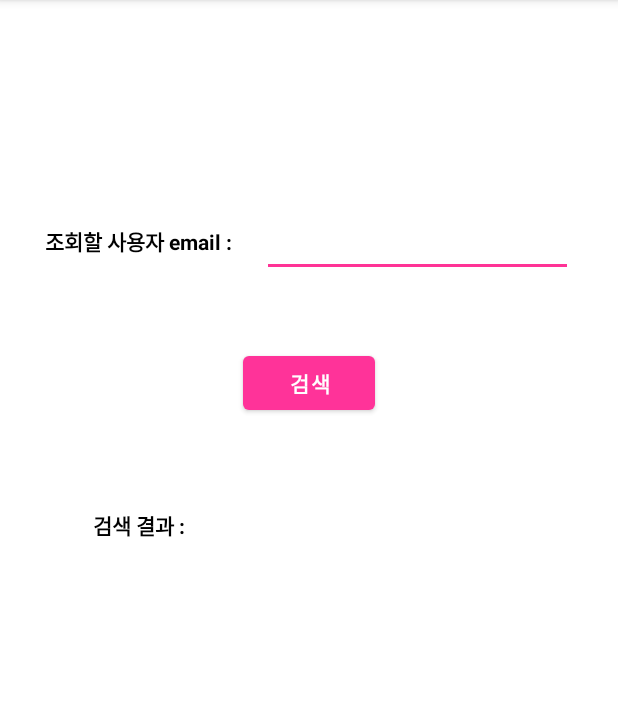
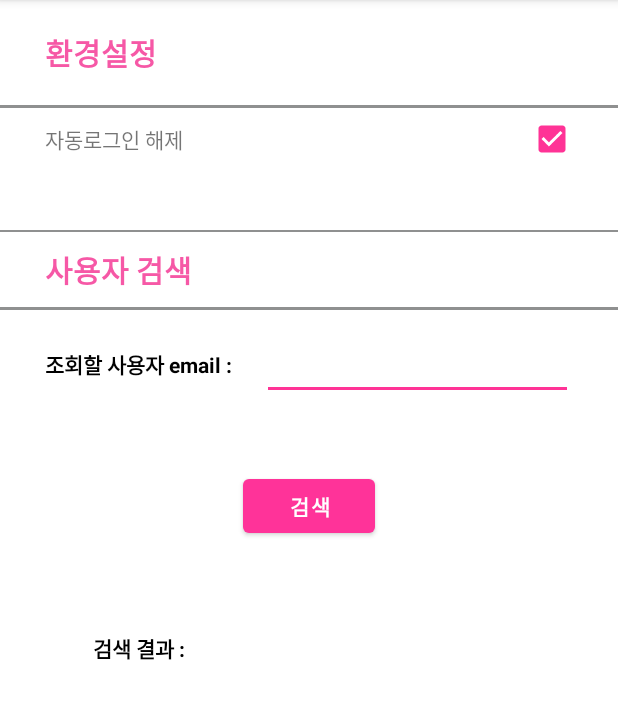
Before and after one commit to 29th-WE-SOPT-Android-Part/Android-Yurim, an Android app: the FindUserActivity screen opened directly, with no data from a screen before it, on a phone screen of 412 x 824 dp, the part 84-803 px from its top. Run offline under Robolectric (Android 15) with nearby library versions, the phone set to English and light mode, and no system bars.

Commit message:
[Feat]Lv1 자동로그인/자동로그인 해제 구현

```diff
--- a/app/src/main/java/kr/co/softcampus/sopt_assignment1/Activity/FindUserActivity.kt
+++ b/app/src/main/java/kr/co/softcampus/sopt_assignment1/Activity/FindUserActivity.kt
@@ -5,6 +5,7 @@ import android.util.Log
 import android.widget.Toast
 import androidx.appcompat.app.AppCompatActivity
 import kr.co.softcampus.sopt_assignment1.Data.ResponseGetUserByEmailData
+import kr.co.softcampus.sopt_assignment1.Data.SharedPreferences
 import kr.co.softcampus.sopt_assignment1.R
 import kr.co.softcampus.sopt_assignment1.ServiceCreator
 import kr.co.softcampus.sopt_assignment1.databinding.ActivityFindUserBinding
@@ -20,9 +21,24 @@ class FindUserActivity : AppCompatActivity() {
         super.onCreate(savedInstanceState)
         binding = ActivityFindUserBinding.inflate(layoutInflater)
 
+        initcheckbox()
+        checkboxClickEvent()
         SearchButton()
 
         setContentView(binding.root)
+    }
+
+    private fun initcheckbox() {
+        if (SharedPreferences.getAutoLogin(this)) {
+            binding.checkbox.isChecked = false
+        } else binding.checkbox.isChecked = true
+    }
+
+    private fun checkboxClickEvent() {
+        binding.checkbox.setOnClickListener {
+            Toast.makeText(this, "자동 로그인 해제", Toast.LENGTH_SHORT).show()
+            SharedPreferences.removeAutoLogin(this)
+        }
     }
 
     private fun SearchButton() {
--- /dev/null
+++ b/app/src/main/java/kr/co/softcampus/sopt_assignment1/Data/SharedPreferences.kt
@@ -0,0 +1,34 @@
+package kr.co.softcampus.sopt_assignment1.Data
+
+import android.content.Context
+
+object SharedPreferences {
+    private const val STORAGE_KEY = "USER_AUTH"
+    private const val AUTO_LOGIN = "AUTO_LOGIN"
+
+    fun getAutoLogin(context: Context): Boolean {
+        val preferences = context.getSharedPreferences(STORAGE_KEY, Context.MODE_PRIVATE)
+        return preferences.getBoolean(AUTO_LOGIN, false)
+    }
+
+    fun setAutoLogin(context: Context, value: Boolean) {
+        val preferences = context.getSharedPreferences(STORAGE_KEY, Context.MODE_PRIVATE)
+        preferences.edit()
+            .putBoolean(AUTO_LOGIN, value)
+            .apply()
+    }
+
+    fun removeAutoLogin(context: Context){
+        val preferences = context.getSharedPreferences(STORAGE_KEY, Context.MODE_PRIVATE)
+        preferences.edit()
+            .remove(AUTO_LOGIN)
+            .apply()
+    }
+
+    fun clearStorage(context: Context) {
+        val preferences = context.getSharedPreferences(STORAGE_KEY, Context.MODE_PRIVATE)
+        preferences.edit()
+            .clear()
+            .apply()
+    }
+}
--- /dev/null
+++ b/app/src/main/res/drawable/selector_check.xml
@@ -0,0 +1,5 @@
+<?xml version="1.0" encoding="utf-8"?>
+<selector xmlns:android="http://schemas.android.com/apk/res/android">
+    <item android:drawable="@drawable/tv_rectangle_pink" android:state_selected="false"/>
+    <item android:drawable="@drawable/btn_rectangle" android:state_selected="true"/>
+</selector>
--- a/app/src/main/res/layout/activity_find_user.xml
+++ b/app/src/main/res/layout/activity_find_user.xml
@@ -8,16 +8,91 @@
 
 
     <TextView
-        android:id="@+id/textView3"
+        android:id="@+id/setting"
         android:layout_width="wrap_content"
         android:layout_height="wrap_content"
         android:layout_marginStart="30dp"
-        android:layout_marginTop="150dp"
+        android:layout_marginTop="20dp"
+        android:text="환경설정"
+        android:textColor="@color/main_pinkpower"
+        android:textSize="20sp"
+        android:textStyle="bold"
+        app:layout_constraintStart_toStartOf="parent"
+        app:layout_constraintTop_toTopOf="parent" />
+
+    <View
+        android:id="@+id/line"
+        android:layout_width="0dp"
+        android:layout_height="2dp"
+        android:layout_marginTop="20dp"
+        android:background="@color/gray"
+        app:layout_constraintEnd_toEndOf="parent"
+        app:layout_constraintStart_toStartOf="parent"
+        app:layout_constraintTop_toBottomOf="@+id/setting" />
+
+    <TextView
+        android:id="@+id/autologin_cancel"
+        android:layout_width="wrap_content"
+        android:layout_height="wrap_content"
+        android:layout_marginStart="30dp"
+        android:layout_marginTop="10dp"
+        android:text="자동로그인 해제"
+        app:layout_constraintStart_toStartOf="parent"
+        app:layout_constraintTop_toBottomOf="@+id/line" />
+
+    <CheckBox
+        android:id="@+id/checkbox"
+        android:layout_width="wrap_content"
+        android:layout_height="wrap_content"
+        android:layout_marginEnd="20dp"
+        app:layout_constraintBottom_toBottomOf="@+id/autologin_cancel"
+        app:layout_constraintEnd_toEndOf="parent"
+        app:layout_constraintTop_toTopOf="@+id/autologin_cancel" />
+
+    <View
+        android:id="@+id/line2"
+        android:layout_width="0dp"
+        android:layout_height="1dp"
+        android:layout_marginTop="50dp"
+        android:background="@color/gray"
+        app:layout_constraintEnd_toEndOf="parent"
+        app:layout_constraintStart_toStartOf="parent"
+        app:layout_constraintTop_toBottomOf="@+id/autologin_cancel" />
+
+    <TextView
+        android:id="@+id/search_user"
+        android:layout_width="wrap_content"
+        android:layout_height="wrap_content"
+        android:layout_marginTop="10dp"
+        android:text="사용자 검색"
+        android:textColor="@color/main_pinkpower"
+        android:textSize="20sp"
+        android:textStyle="bold"
+        app:layout_constraintStart_toStartOf="@+id/autologin_cancel"
+        app:layout_constraintTop_toBottomOf="@+id/line2" />
+
+
+    <View
+        android:id="@+id/line3"
+        android:layout_width="0dp"
+        android:layout_height="2dp"
+        android:layout_marginTop="10dp"
+        android:background="@color/gray"
+        app:layout_constraintEnd_toEndOf="parent"
+        app:layout_constraintStart_toStartOf="parent"
+        app:layout_constraintTop_toBottomOf="@+id/search_user" />
+
+    <TextView
+        android:id="@+id/email"
+        android:layout_width="wrap_content"
+        android:layout_height="wrap_content"
+        android:layout_marginStart="30dp"
+        android:layout_marginTop="25dp"
         android:fontFamily="@font/noto_sans_kr_bold"
         android:text="조회할 사용자 email :"
         android:textColor="@color/black"
         app:layout_constraintStart_toStartOf="parent"
-        app:layout_constraintTop_toTopOf="parent" />
+        app:layout_constraintTop_toBottomOf="@+id/line3" />
 
     <EditText
         android:id="@+id/et_useremail"
@@ -28,10 +103,10 @@
         android:ems="10"
         android:inputType="textEmailAddress"
         android:minHeight="48dp"
-        app:layout_constraintBottom_toBottomOf="@+id/textView3"
+        app:layout_constraintBottom_toBottomOf="@+id/email"
         app:layout_constraintEnd_toEndOf="parent"
-        app:layout_constraintStart_toEndOf="@+id/textView3"
-        app:layout_constraintTop_toTopOf="@+id/textView3"
+        app:layout_constraintStart_toEndOf="@+id/email"
+        app:layout_constraintTop_toTopOf="@+id/email"
         tools:ignore="SpeakableTextPresentCheck" />
 
     <Button
@@ -43,17 +118,17 @@
         android:text="검색"
         app:layout_constraintEnd_toEndOf="parent"
         app:layout_constraintStart_toStartOf="parent"
-        app:layout_constraintTop_toBottomOf="@+id/textView3" />
+        app:layout_constraintTop_toBottomOf="@+id/email" />
 
     <TextView
-        android:id="@+id/textView4"
+        android:id="@+id/result"
         android:layout_width="wrap_content"
         android:layout_height="wrap_content"
         android:fontFamily="@font/noto_sans_kr_bold"
         android:text="검색 결과 :"
         android:textColor="@color/black"
-        app:layout_constraintEnd_toEndOf="@+id/textView3"
-        app:layout_constraintStart_toStartOf="@+id/textView3"
+        app:layout_constraintEnd_toEndOf="@+id/email"
+        app:layout_constraintStart_toStartOf="@+id/email"
         app:layout_constraintTop_toTopOf="@+id/tv_result" />
 
     <TextView
@@ -65,4 +140,5 @@
         android:textColor="@color/black"
         app:layout_constraintStart_toStartOf="@+id/et_useremail"
         app:layout_constraintTop_toBottomOf="@+id/btn_search" />
+
 </androidx.constraintlayout.widget.ConstraintLayout>
--- a/app/src/main/res/layout/activity_on_boarding.xml
+++ b/app/src/main/res/layout/activity_on_boarding.xml
@@ -21,6 +21,9 @@
             android:layout_height="wrap_content"
             android:layout_marginTop="20dp"
             android:text="온보딩"
+            android:textColor="@color/black"
+            android:textSize="20sp"
+            android:textStyle="bold"
             app:layout_constraintEnd_toEndOf="parent"
             app:layout_constraintStart_toStartOf="parent"
             app:layout_constraintTop_toTopOf="parent" />
--- a/app/src/main/res/layout/fragment_onboarding2.xml
+++ b/app/src/main/res/layout/fragment_onboarding2.xml
@@ -7,7 +7,6 @@
     android:layout_height="match_parent"
     tools:context="Fragment.Onboarding2Fragment">
 
-    <!-- TODO: Update blank fragment layout -->
     <TextView
         android:id="@+id/tv_text3"
         android:layout_width="wrap_content"
--- a/app/src/main/res/values/strings.xml
+++ b/app/src/main/res/values/strings.xml
@@ -29,7 +29,5 @@
     <!--camera-->
     <string name="add_pic">사진을 첨부해주세요</string>
     <string name="attach">첨부하기</string>
-    <!-- TODO: Remove or change this placeholder text -->
-    <string name="hello_blank_fragment">Hello blank fragment</string>
 
 </resources>
```
Also changed, not shown: app/src/main/java/kr/co/softcampus/sopt_assignment1/Activity/SignInActivity.kt (+18 -0 lines), app/src/main/res/layout/activity_sign_in.xml (+18 -0 lines). Lines whose indentation alone changed are shown as unchanged.
